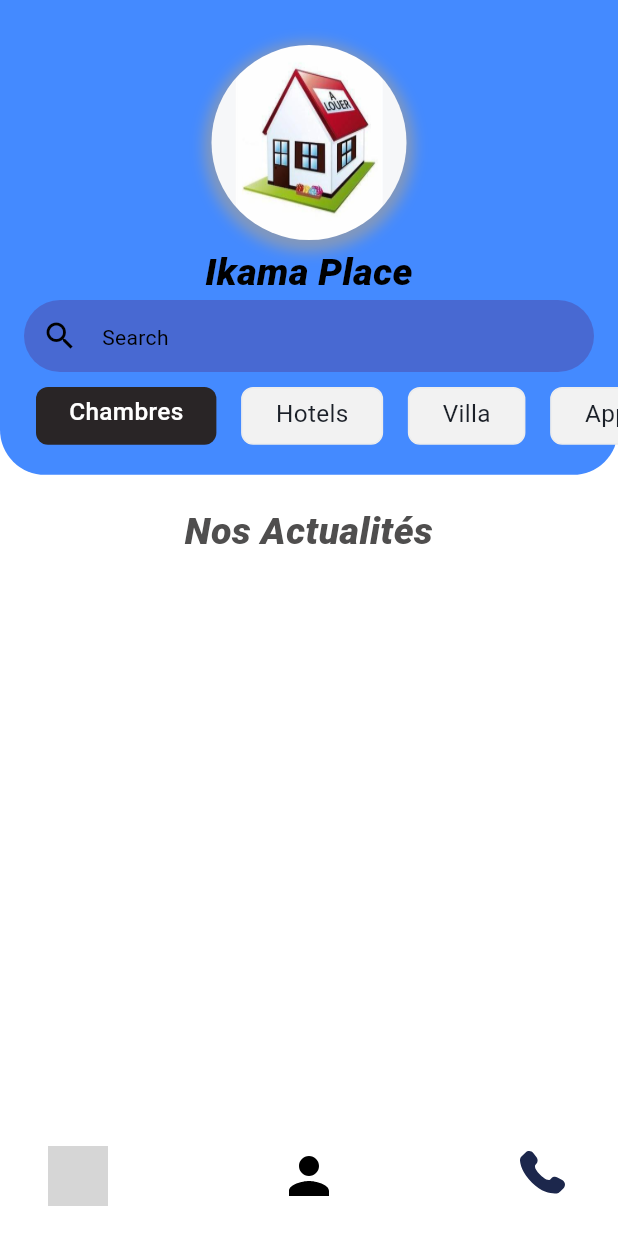
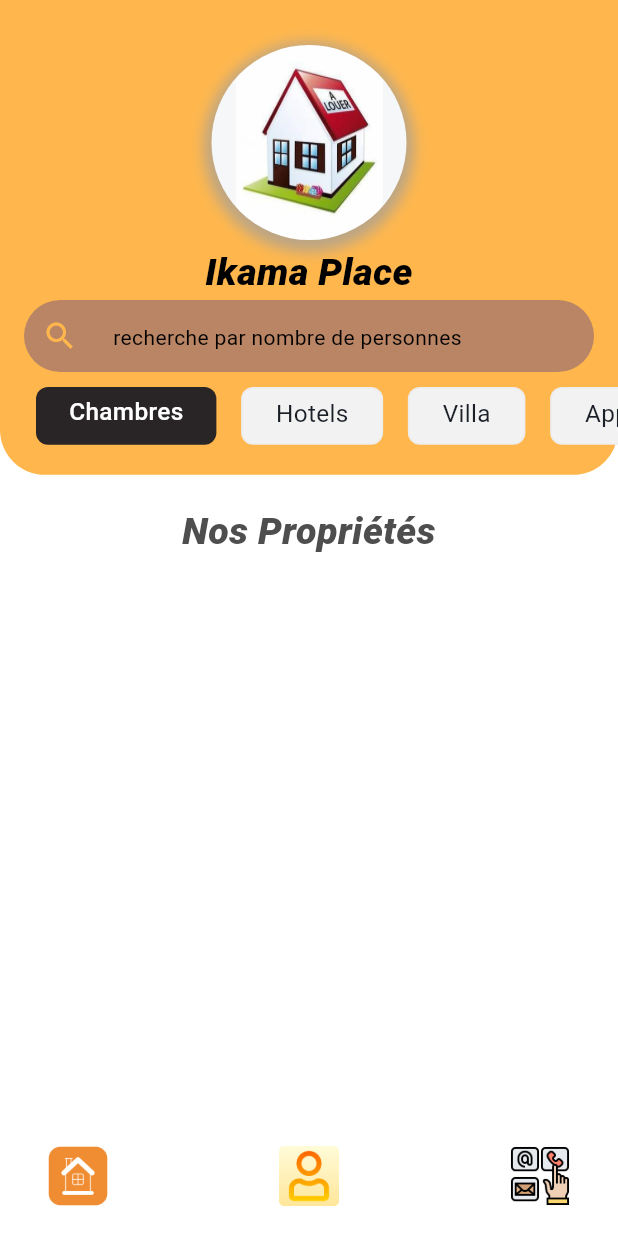
Before and after one commit to kamelneili/reservation_app, a Flutter app: the screen it shows after launch, after a tap on "Get started", on a phone screen of 412 x 824 dp. Run offline on Flutter 3.47's test engine with Material 3 defaults, Android fonts, the phone set to English and light mode, and no system bars; our stand-ins replace bloc, cloud_firestore, curved_navigation_bar, date_picker_timeline, easy_localization, equatable and 16 more; missing offline and left inert: dart:ffi; accounts and stored records are empty; network calls fail; project files that could hold a hidden picture were left out; grey boxes are pictures that could not be loaded.

Commit message:
adding styles

```diff
--- a/lib/home/home_screen.dart
+++ b/lib/home/home_screen.dart
@@ -29,9 +29,9 @@ class _HomeScreenState extends State<HomeScreen> {
         padding: EdgeInsets.zero,
         children: [
           Container(
-            decoration: const BoxDecoration(
-                color: Colors.blueAccent,
-                borderRadius: BorderRadius.only(
+            decoration: BoxDecoration(
+                color: Colors.orange.shade300,
+                borderRadius: const BorderRadius.only(
                     bottomRight: Radius.circular(30),
                     bottomLeft: Radius.circular(30))),
             child: Column(children: [
@@ -85,7 +85,7 @@ class _HomeScreenState extends State<HomeScreen> {
           const Padding(
             padding: EdgeInsets.only(top: 20),
             child: Text(
-              "Nos Actualités",
+              "Nos Propriétés",
               style: TextStyle(
                   fontWeight: FontWeight.w800,
                   fontSize: 25,
--- a/lib/widgets/custom_buttom.dart
+++ b/lib/widgets/custom_buttom.dart
@@ -25,7 +25,7 @@ class CustomButton extends StatelessWidget {
         child: ElevatedButton(
           onPressed: onTap,
           style: ElevatedButton.styleFrom(
-            backgroundColor: kDarkBrownColor,
+            backgroundColor: Colors.orange.shade300,
             shape: RoundedRectangleBorder(
               borderRadius: BorderRadius.circular(40),
             ),
@@ -33,7 +33,7 @@ class CustomButton extends StatelessWidget {
           child: Text(
             title,
             style: kEncodeSansRagular.copyWith(
-              color: Colors.blue,
+              color: Colors.black,
             ),
           ),
         ),
--- a/lib/widgets/custom_navbar.dart
+++ b/lib/widgets/custom_navbar.dart
@@ -8,8 +8,8 @@ import '../repositories/auth/auth_repository.dart';
 
 class CustomNavBar extends StatefulWidget {
   const CustomNavBar({
-    Key? key,
-  }) : super(key: key);
+    super.key,
+  });
 
   @override
   State<CustomNavBar> createState() => _CustomNavBarState();
@@ -18,7 +18,7 @@ class CustomNavBar extends StatefulWidget {
 class _CustomNavBarState extends State<CustomNavBar> {
   int current = 0;
 
-  int _currentIndex = 0;
+  final int _currentIndex = 0;
   @override
   Widget build(BuildContext context) {
     return InkWell(
@@ -29,8 +29,8 @@ class _CustomNavBarState extends State<CustomNavBar> {
           elevation: 0,
           color: Colors.transparent,
           child: Container(
-              padding: EdgeInsets.symmetric(horizontal: 8),
-              decoration: BoxDecoration(shape: BoxShape.circle),
+              padding: const EdgeInsets.symmetric(horizontal: 8),
+              decoration: const BoxDecoration(shape: BoxShape.circle),
               height: 70.h,
               child: Row(
                 mainAxisAlignment: MainAxisAlignment.spaceBetween,
@@ -38,10 +38,8 @@ class _CustomNavBarState extends State<CustomNavBar> {
                   IconButton(
                     onPressed: () {},
                     icon: _currentIndex == 0
-                        ? SvgPicture.asset(
-                            height: 40, 'assets/svg/home_selected.svg')
-                        : SvgPicture.asset(
-                            height: 40, 'assets/svg/home_unselected.svg'),
+                        ? Image.asset(height: 40, 'assets/home.png')
+                        : Image.asset(height: 40, 'assets/home.png'),
                   ),
                   // IconButton(
                   //     onPressed: () {
@@ -55,7 +53,7 @@ class _CustomNavBarState extends State<CustomNavBar> {
                   //     icon: Icon(Icons.shopping_basket, color: Colors.grey)),
                   IconButton(
                     onPressed: () async {
-                      final user = await auth.FirebaseAuth.instance.currentUser;
+                      final user = auth.FirebaseAuth.instance.currentUser;
                       print(user);
                       user != null
                           ? Navigator.pushNamed(
@@ -65,10 +63,8 @@ class _CustomNavBarState extends State<CustomNavBar> {
                           : Navigator.pushNamed(context, '/loginScreen');
                     },
                     icon: _currentIndex == 1
-                        ? SvgPicture.asset(
-                            height: 40, 'assets/svg/person_selected.svg')
-                        : SvgPicture.asset(
-                            height: 40, 'assets/svg/person_selected.svg'),
+                        ? Image.asset(height: 40, 'assets/user.png')
+                        : Image.asset(height: 40, 'assets/user.png'),
                   ),
                   IconButton(
                     onPressed: () {
@@ -77,10 +73,8 @@ class _CustomNavBarState extends State<CustomNavBar> {
                       Navigator.pushNamed(context, '/contactInformation');
                     },
                     icon: _currentIndex == 0
-                        ? SvgPicture.asset(
-                            height: 40, 'assets/svg/phone_selected.svg')
-                        : SvgPicture.asset(
-                            height: 40, 'assets/svg/phone_unselected.svg'),
+                        ? Image.asset(height: 40, 'assets/contact.png')
+                        : Image.asset(height: 40, 'assets/contact.png'),
                   )
                 ],
               ))),
--- a/lib/widgets/search_text_form_field.dart
+++ b/lib/widgets/search_text_form_field.dart
@@ -50,13 +50,13 @@ class _GrocerySearchTextFormFieldState extends State<SearchTextFormField> {
         //     .add(SearchProductEvent(query: 'margoum')),
 
         decoration: InputDecoration(
-          hintText: 'Search',
+          hintText: '  recherche par nombre de personnes ',
           hintStyle: textTheme.bodyMedium!.copyWith(
             color: Colors.black,
           ),
           prefixIcon: IconButton(
             icon: const Icon(Icons.search),
-            color: Colors.black,
+            color: Colors.orange.shade300,
             onPressed: () {
               Navigator.pushNamed(context, SearchScreen.routeName,
                   arguments: keyController.text);
```
Also changed, not shown: assets/contact.png (added), assets/home.png (added), assets/images/contact (1).png (added), assets/images/contact (2).png (added), assets/images/contact (3).png (added), assets/svg/contact (1).png (added), assets/svg/contact (2).png (added), assets/svg/contact (3).png (added), assets/user.png (added).
